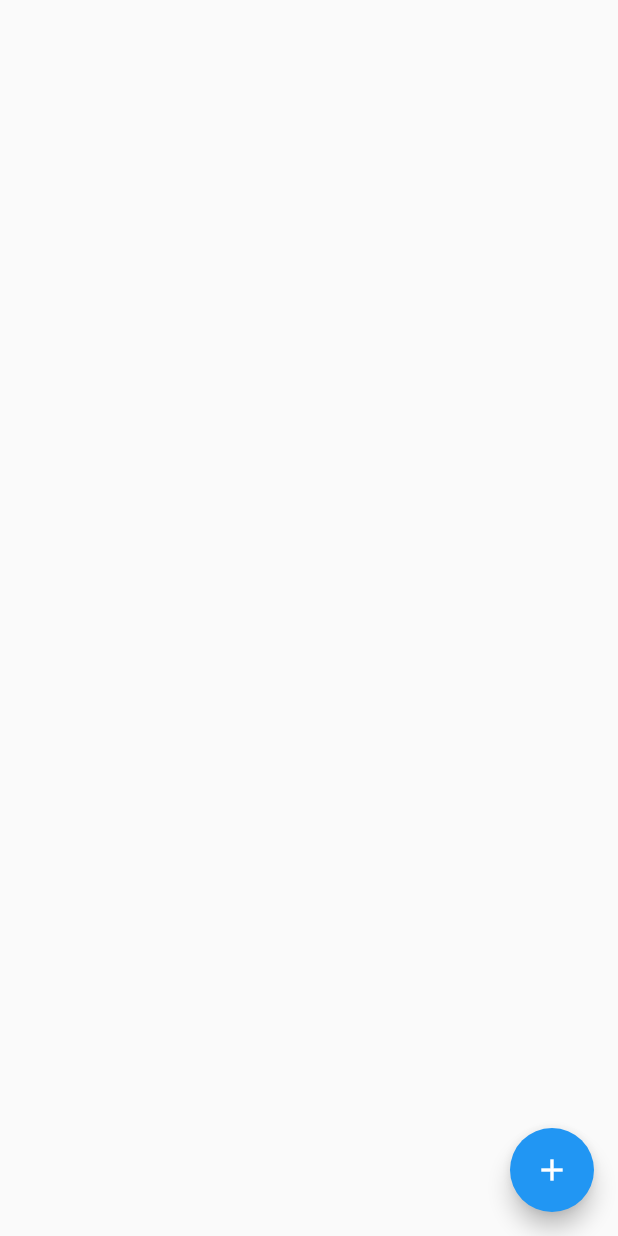
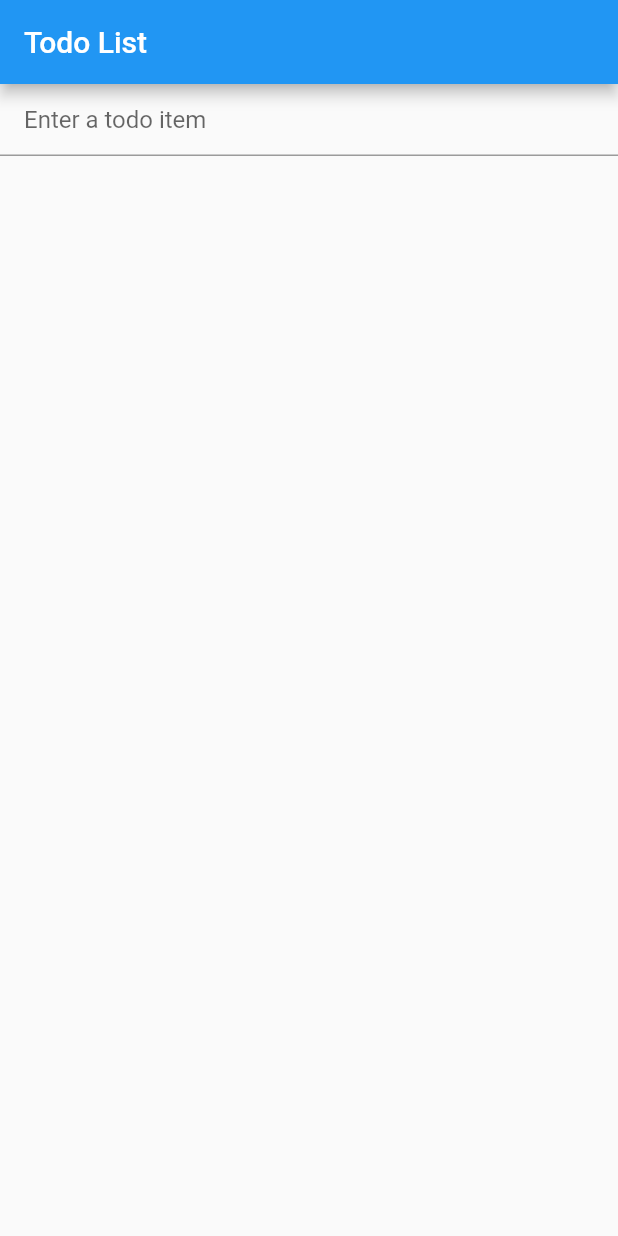
Before and after one commit to Baseflow/flutter_state_management_demo, a Flutter app: the screen it shows after launch, on a phone screen of 412 x 824 dp. Run offline on Flutter 3.47's test engine with Material 2 defaults, Android fonts, the phone set to English and light mode, and no system bars.

Commit message:
added appbar, textfield, removed fab

```diff
--- a/lib/main.dart
+++ b/lib/main.dart
@@ -32,22 +32,36 @@ class _MyHomePageState extends State<MyHomePage> {
   @override
   Widget build(BuildContext context) {
     return Scaffold(
-      body: ListView.builder(
-        itemCount: _todoItems.length,
-        itemBuilder: (BuildContext context, int index) => ListTile(
-          title: Text('${index + 1}. ${_todoItems[index]}'),
-        ),
+      appBar: AppBar(
+        title: const Text('Todo List'),
       ),
-      floatingActionButton: FloatingActionButton(
-        onPressed: _addTodoItem,
-        child: const Icon(Icons.add),
+      body: Column(
+        children: [
+          TextField(
+            textInputAction: TextInputAction.done,
+            decoration: const InputDecoration(
+              contentPadding: EdgeInsets.symmetric(
+                horizontal: 16,
+                vertical: 8,
+              ),
+              hintText: 'Enter a todo item',
+            ),
+            onSubmitted: (value) {
+              setState(() {
+                _todoItems.add(value);
+              });
+            },
+          ),
+          Expanded(
+            child: ListView.builder(
+              itemCount: _todoItems.length,
+              itemBuilder: (BuildContext context, int index) => ListTile(
+                title: Text('${index + 1}. ${_todoItems[index]}'),
+              ),
+            ),
+          ),
+        ],
       ),
     );
   }
-
-  void _addTodoItem() {
-    setState(() {
-      _todoItems.add('Placeholder');
-    });
-  }
 }
```
